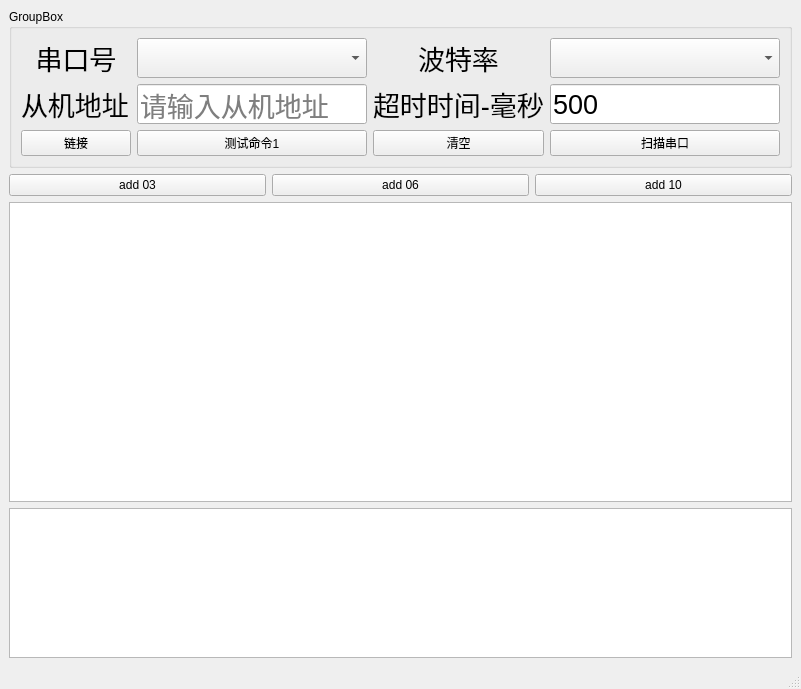
First picture: the form in mainwindow.ui, repository 3110962976kuangnu/mb_helper, before the edit.
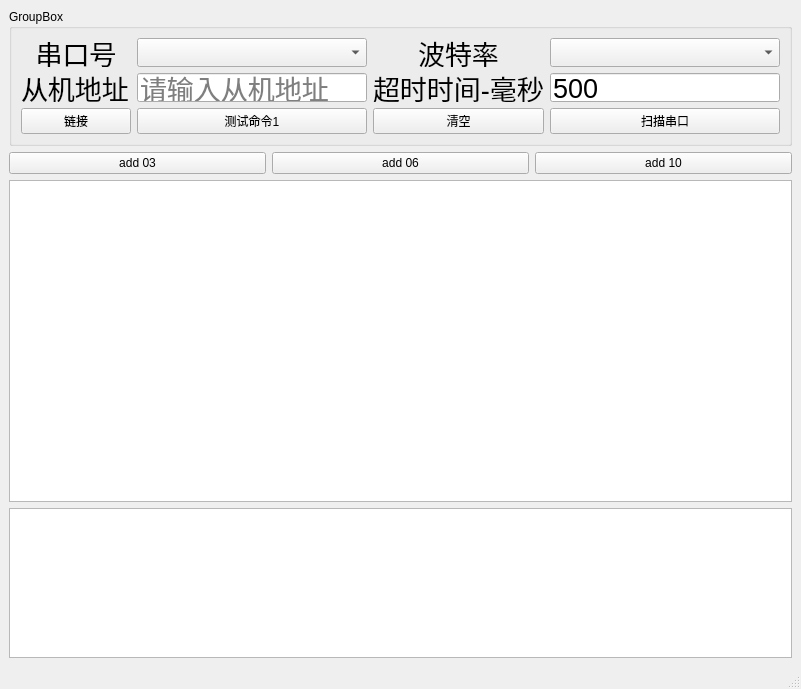
Second picture: the form after the edit.

The edit to the form file:
```diff
--- a/mainwindow.ui
+++ b/mainwindow.ui
@@ -17,6 +17,12 @@
    <layout class="QVBoxLayout" name="verticalLayout_3">
     <item>
      <widget class="QGroupBox" name="groupBox">
+      <property name="maximumSize">
+       <size>
+        <width>16777215</width>
+        <height>137</height>
+       </size>
+      </property>
       <property name="title">
        <string>GroupBox</string>
       </property>
@@ -217,13 +223,13 @@
         <property name="minimumSize">
          <size>
           <width>0</width>
-          <height>100</height>
+          <height>294</height>
          </size>
         </property>
         <property name="maximumSize">
          <size>
           <width>16777215</width>
-          <height>300</height>
+          <height>16777215</height>
          </size>
         </property>
        </widget>
```
